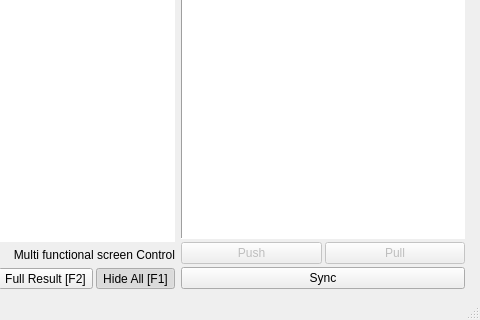
xiaoyuanyangxu/sportroom-qt, file mainwindow.ui: the form before one commit; both pictures show x 820 to 1300 and y 320 to 640 of the 1300 by 640 pixel window.
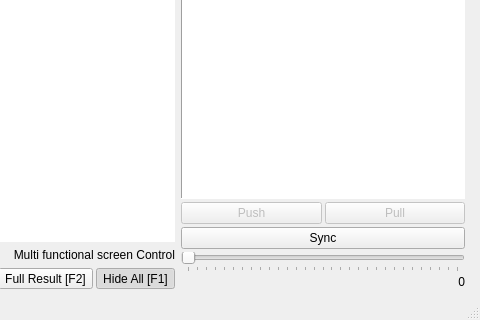
The form after the commit. Icons and pictures are not drawn. Custom widgets are drawn as their Qt base class.

Patch:
```diff
--- a/mainwindow.ui
+++ b/mainwindow.ui
@@ -1486,7 +1486,7 @@
         <height>16777215</height>
        </size>
       </property>
-      <layout class="QVBoxLayout" name="verticalLayout_7" stretch="0,1,0,0">
+      <layout class="QVBoxLayout" name="verticalLayout_7" stretch="0,1,0,0,0,0">
        <property name="spacing">
         <number>3</number>
        </property>
@@ -1807,6 +1807,29 @@
          </property>
         </widget>
        </item>
+       <item>
+        <widget class="QSlider" name="updateDelayHorizontalSlider">
+         <property name="maximum">
+          <number>30</number>
+         </property>
+         <property name="orientation">
+          <enum>Qt::Horizontal</enum>
+         </property>
+         <property name="tickPosition">
+          <enum>QSlider::TicksBelow</enum>
+         </property>
+        </widget>
+       </item>
+       <item>
+        <widget class="QLabel" name="delayLabel">
+         <property name="text">
+          <string>0</string>
+         </property>
+         <property name="alignment">
+          <set>Qt::AlignRight|Qt::AlignTrailing|Qt::AlignVCenter</set>
+         </property>
+        </widget>
+       </item>
       </layout>
      </widget>
     </item>
```
Left out of the diff: 2 changed lines with no effect on the pictures.
